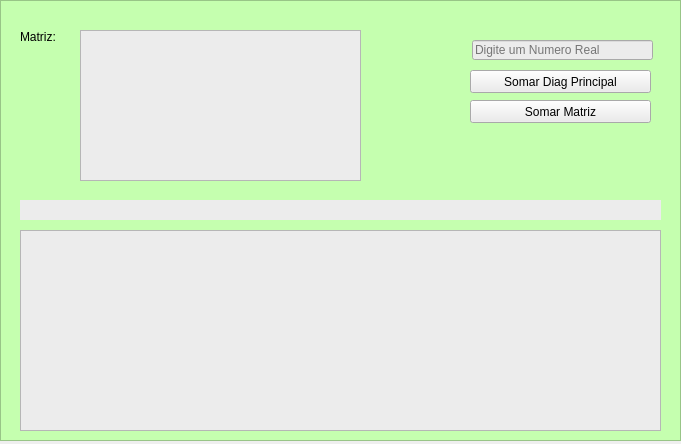
Before: the Qt Designer form trabalhando_matrizes_gui/src/visao/gui_matriz.ui in andersonmarques/programacao_2_ufra, drawn with Qt 5.
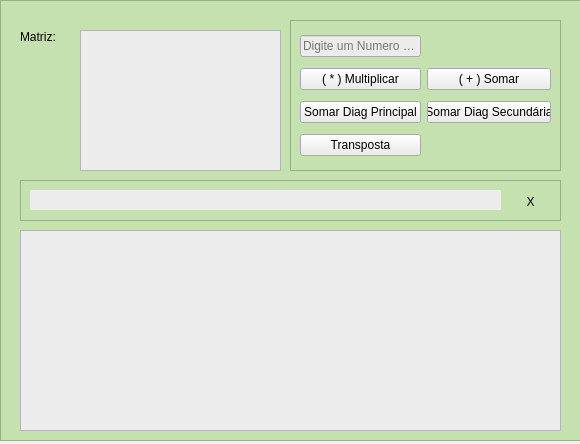
After: the same form once the commit is applied.

Commit message: Atualizando o codigo do projeto de matrizes e GUI

What changed in the file:
```diff
--- a/trabalhando_matrizes_gui/src/visao/gui_matriz.ui
+++ b/trabalhando_matrizes_gui/src/visao/gui_matriz.ui
@@ -6,7 +6,7 @@
    <rect>
     <x>0</x>
     <y>0</y>
-    <width>681</width>
+    <width>580</width>
     <height>444</height>
    </rect>
   </property>
@@ -19,12 +19,12 @@
      <rect>
       <x>0</x>
       <y>0</y>
-      <width>681</width>
+      <width>581</width>
       <height>441</height>
      </rect>
     </property>
     <property name="styleSheet">
-     <string notr="true">background-color: rgb(197, 255, 175);</string>
+     <string notr="true">background-color: rgb(197, 225, 175);</string>
     </property>
     <property name="frameShape">
      <enum>QFrame::StyledPanel</enum>
@@ -37,8 +37,8 @@
       <rect>
        <x>80</x>
        <y>30</y>
-       <width>281</width>
-       <height>151</height>
+       <width>201</width>
+       <height>141</height>
       </rect>
      </property>
      <property name="styleSheet">
@@ -58,28 +58,12 @@
       <string>Matriz:</string>
      </property>
     </widget>
-    <widget class="QLabel" name="label_msg">
-     <property name="geometry">
-      <rect>
-       <x>20</x>
-       <y>200</y>
-       <width>641</width>
-       <height>20</height>
-      </rect>
-     </property>
-     <property name="styleSheet">
-      <string notr="true">background-color: rgb(236, 236, 236);</string>
-     </property>
-     <property name="text">
-      <string/>
-     </property>
-    </widget>
     <widget class="QTextEdit" name="text_edit_saida">
      <property name="geometry">
       <rect>
        <x>20</x>
        <y>230</y>
-       <width>641</width>
+       <width>541</width>
        <height>201</height>
       </rect>
      </property>
@@ -87,53 +71,141 @@
       <string notr="true">background-color: rgb(236, 236, 236);</string>
      </property>
     </widget>
-    <widget class="QLineEdit" name="line_edit_numero">
+    <widget class="QFrame" name="frame_botoes">
      <property name="geometry">
       <rect>
-       <x>472</x>
-       <y>40</y>
-       <width>181</width>
-       <height>20</height>
+       <x>290</x>
+       <y>20</y>
+       <width>271</width>
+       <height>151</height>
       </rect>
      </property>
-     <property name="styleSheet">
-      <string notr="true">background-color: rgb(236, 236, 236);</string>
+     <property name="frameShape">
+      <enum>QFrame::StyledPanel</enum>
      </property>
-     <property name="placeholderText">
-      <string>Digite um Numero Real</string>
+     <property name="frameShadow">
+      <enum>QFrame::Raised</enum>
      </property>
+     <layout class="QGridLayout" name="gridLayout_2">
+      <item row="0" column="0">
+       <widget class="QLineEdit" name="line_edit_numero">
+        <property name="styleSheet">
+         <string notr="true">background-color: rgb(236, 236, 236);</string>
+        </property>
+        <property name="placeholderText">
+         <string>Digite um Numero Real</string>
+        </property>
+       </widget>
+      </item>
+      <item row="1" column="1">
+       <widget class="QPushButton" name="push_button_soma_matriz">
+        <property name="styleSheet">
+         <string notr="true">background-color: rgb(236, 236, 236);</string>
+        </property>
+        <property name="text">
+         <string>( + ) Somar</string>
+        </property>
+       </widget>
+      </item>
+      <item row="1" column="0">
+       <widget class="QPushButton" name="push_button_multiplicar_matriz">
+        <property name="styleSheet">
+         <string notr="true">background-color: rgb(236, 236, 236);</string>
+        </property>
+        <property name="text">
+         <string>( * ) Multiplicar</string>
+        </property>
+       </widget>
+      </item>
+      <item row="3" column="0">
+       <widget class="QPushButton" name="push_button_transposta">
+        <property name="styleSheet">
+         <string notr="true">background-color: rgb(236, 236, 236);</string>
+        </property>
+        <property name="text">
+         <string>Transposta</string>
+        </property>
+       </widget>
+      </item>
+      <item row="2" column="0">
+       <widget class="QPushButton" name="push_button_soma_diag_prin">
+        <property name="styleSheet">
+         <string notr="true">background-color: rgb(236, 236, 236);</string>
+        </property>
+        <property name="text">
+         <string>Somar Diag Principal</string>
+        </property>
+       </widget>
+      </item>
+      <item row="2" column="1">
+       <widget class="QPushButton" name="push_button_soma_diag_sec">
+        <property name="styleSheet">
+         <string notr="true">background-color: rgb(236, 236, 236);</string>
+        </property>
+        <property name="text">
+         <string>Somar Diag Secundária</string>
+        </property>
+       </widget>
+      </item>
+     </layout>
     </widget>
-    <widget class="QPushButton" name="push_button_soma_diag_prin">
+    <widget class="QFrame" name="frame_msg">
      <property name="geometry">
       <rect>
-       <x>470</x>
-       <y>70</y>
-       <width>181</width>
-       <height>23</height>
+       <x>20</x>
+       <y>180</y>
+       <width>541</width>
+       <height>41</height>
       </rect>
      </property>
-     <property name="styleSheet">
-      <string notr="true">background-color: rgb(236, 236, 236);</string>
+     <property name="frameShape">
+      <enum>QFrame::StyledPanel</enum>
      </property>
-     <property name="text">
-      <string>Somar Diag Principal</string>
+     <property name="frameShadow">
+      <enum>QFrame::Raised</enum>
      </property>
-    </widget>
-    <widget class="QPushButton" name="push_button_soma_matriz">
-     <property name="geometry">
-      <rect>
-       <x>470</x>
-       <y>100</y>
-       <width>181</width>
-       <height>23</height>
-      </rect>
-     </property>
-     <property name="styleSheet">
-      <string notr="true">background-color: rgb(236, 236, 236);</string>
-     </property>
-     <property name="text">
-      <string>Somar Matriz</string>
-     </property>
+     <widget class="QLabel" name="label_msg">
+      <property name="geometry">
+       <rect>
+        <x>10</x>
+        <y>10</y>
+        <width>471</width>
+        <height>20</height>
+       </rect>
+      </property>
+      <property name="styleSheet">
+       <string notr="true">background-color: rgb(236, 236, 236);</string>
+      </property>
+      <property name="text">
+       <string/>
+      </property>
+     </widget>
+     <widget class="QPushButton" name="push_button_fechar_msg">
+      <property name="geometry">
+       <rect>
+        <x>490</x>
+        <y>10</y>
+        <width>41</width>
+        <height>23</height>
+       </rect>
+      </property>
+      <property name="styleSheet">
+       <string notr="true">QPushButton{
+	border-radius: 8px;
+}
+QPushButton:hover{
+	background-color: rgb(50, 50, 50);
+	color: rgb(200, 200, 200);
+}
+QPushButton:pressed{
+	background-color: rgb(35, 35, 35);
+	color: rgb(200, 200, 200);
+}</string>
+      </property>
+      <property name="text">
+       <string>X</string>
+      </property>
+     </widget>
     </widget>
    </widget>
   </widget>
```
The commit also changes 5 other files.
